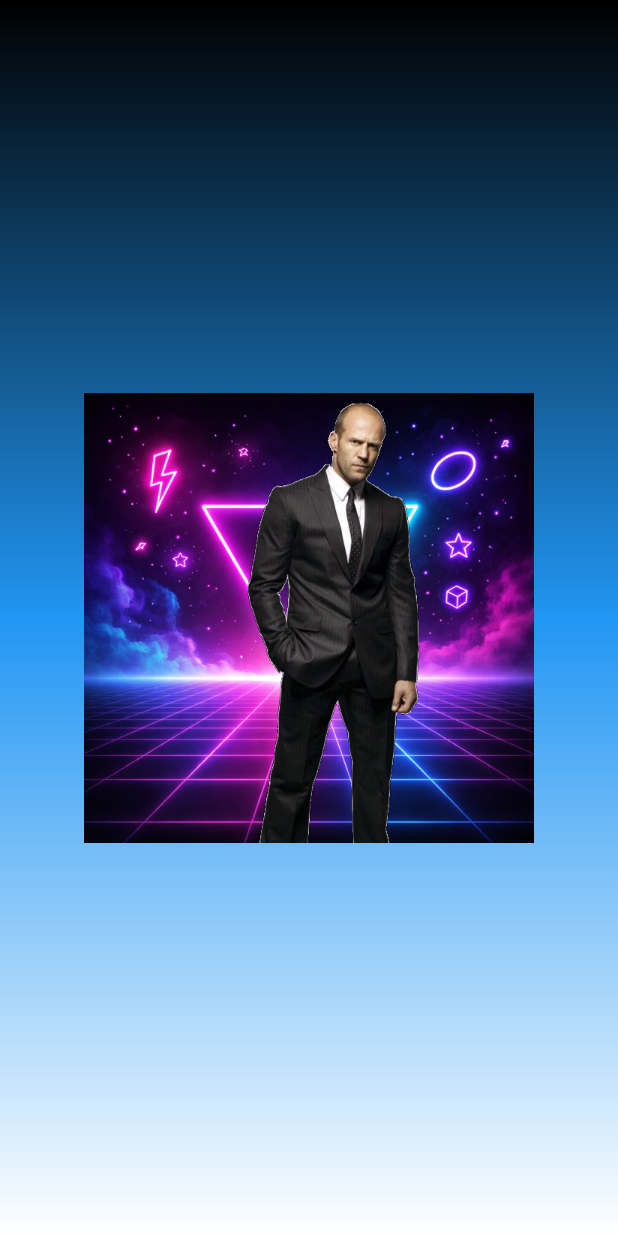
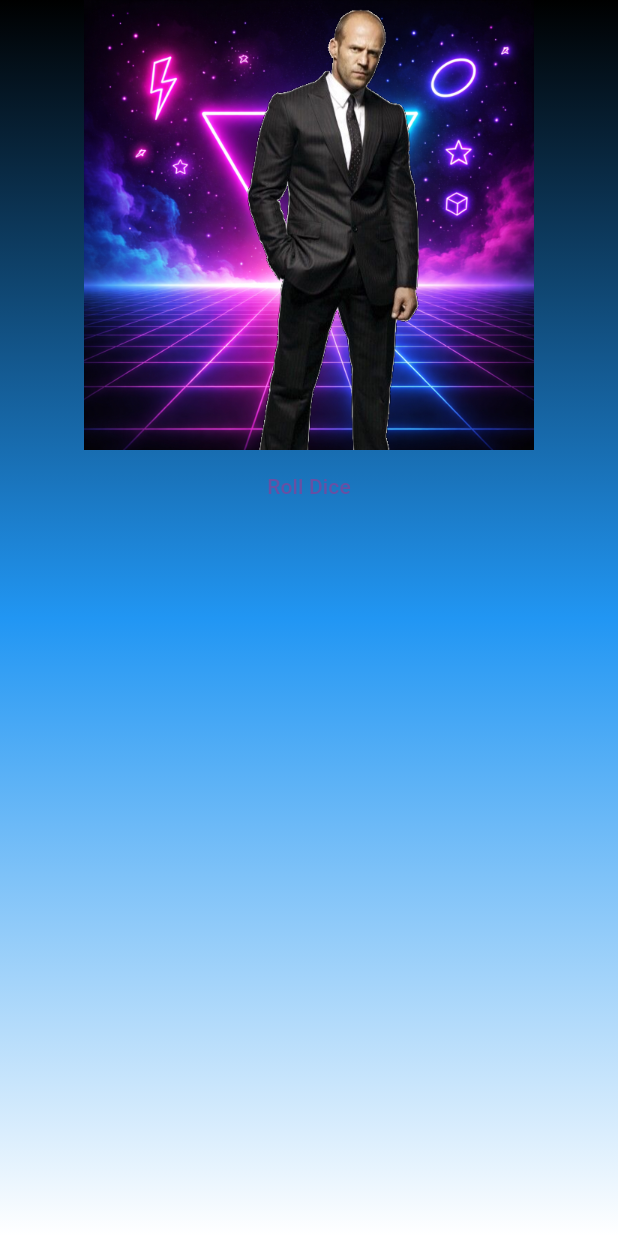
Before and after one commit to Kira21312312/Lab4-5_Flutter_Widgets, a Flutter app: the screen it shows after launch, on a phone screen of 412 x 824 dp. Run offline on Flutter 3.47's test engine with Material 3 defaults, Android fonts, the light colour scheme and no system bars.

Commit message:
Add Roll Dice button

```diff
--- a/lib/gradient_container.dart
+++ b/lib/gradient_container.dart
@@ -10,6 +10,11 @@ class GradientContainer extends StatelessWidget {
   final dynamic color1;
   final dynamic color2;
   final dynamic color3;
+
+  void rollDice() {
+
+  }
+
   @override
   Widget build(BuildContext context) {
     return Container(
@@ -25,11 +30,22 @@ class GradientContainer extends StatelessWidget {
           ),
         ),
         child: Center(
-          child: Image.asset(
-            "assets/images/dice-1.png",
-            width: 300,
+          child: Column(
+            children: [
+              Image.asset(
+                "assets/images/dice-1.png",
+                width: 300,
+              ),
+              TextButton(
+                onPressed: rollDice,
+                child: Text("Roll Dice"),
+              )
+            ],
           )
         ),
           );
   }
+
+
+
 }
```
